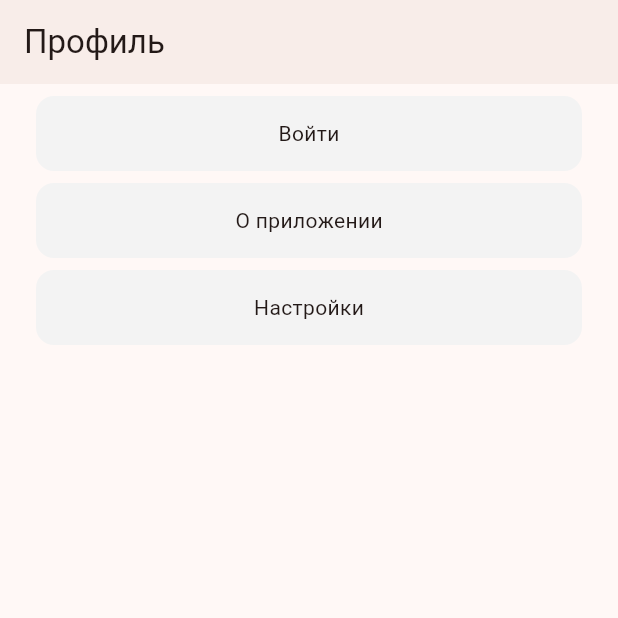
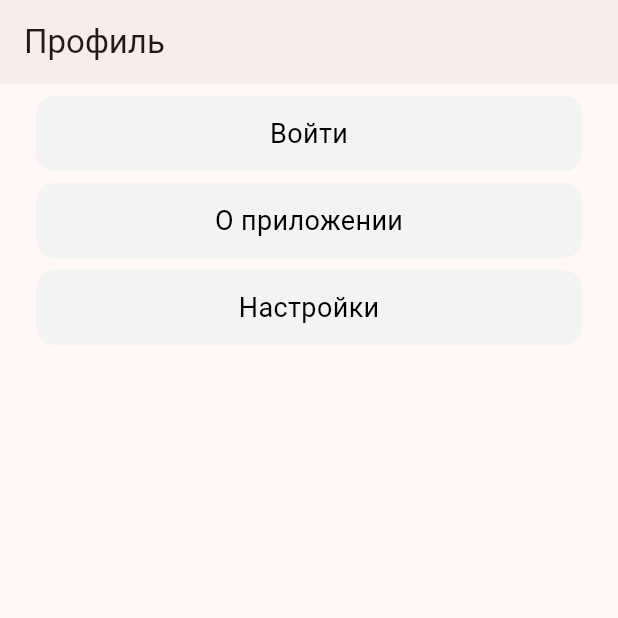
Before and after one commit to Cinema-AI-Developers/Cinema-AI-Flutter, a Flutter app: the ProfilePage screen opened directly, on a phone screen of 412 x 824 dp, the top half of it. Run offline on Flutter 3.47's test engine with Material 2 defaults, Android fonts, the phone set to English and light mode, and no system bars; our stand-ins replace animated_text_kit, flutter_bloc, flutter_dotenv, flutter_spinkit, salomon_bottom_bar; network calls fail.

Commit message:
Implement button widget

```diff
--- a/lib/Widgets/ButtonWidget.dart
+++ b/lib/Widgets/ButtonWidget.dart
@@ -1,3 +1,4 @@
+import 'package:cinema_ai/Widgets/textWidget.dart';
 import 'package:flutter/cupertino.dart';
 import 'package:flutter/material.dart';
 
@@ -27,8 +28,8 @@ class ButtonWidget extends StatelessWidget {
         child: InkWell(
           borderRadius: BorderRadius.circular(12),
           child: Center(
-            child: Text(
-              text,
+            child: TextWidget(
+              label: text,
             ),
           ),
           onTap: () {
```
